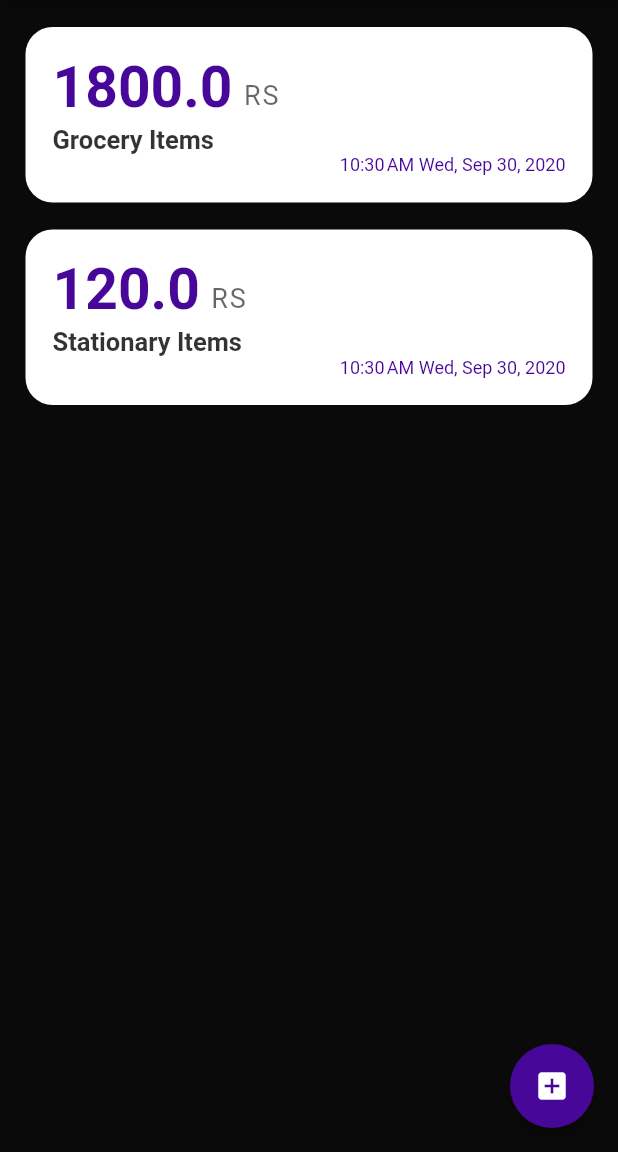
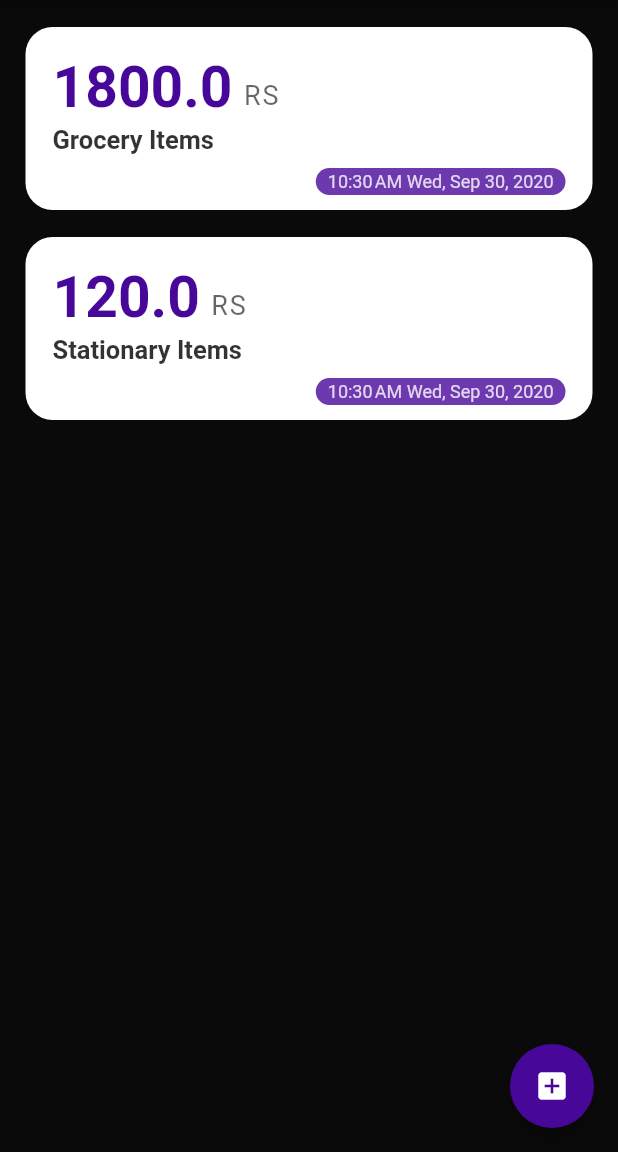
Before and after one commit to taha2218/Expense, a Flutter app: the screen it shows after launch, on a phone screen of 412 x 824 dp, the part 84-1236 px from its top. Run offline on Flutter 3.47's test engine with Material 2 defaults, Android fonts, the phone set to English and light mode, and no system bars; our stand-ins replace google_fonts; Roboto replaces fonts that are missing (Ubuntu).

Commit message:
Updated UI Design

```diff
--- a/lib/providers/expenses.dart
+++ b/lib/providers/expenses.dart
@@ -6,6 +6,7 @@ class Expenses with ChangeNotifier {
   List<Expense> _expenseList = [
     Expense(amount: 1800, itemDescription: "Grocery Items",time:DateTime.now() ),
     Expense(amount: 120, itemDescription: "Stationary Items",time:DateTime.now() ),
+
   ];
 
   List<Expense> get expenseList => _expenseList ;
--- a/lib/widgets/expense.dart
+++ b/lib/widgets/expense.dart
@@ -13,7 +13,7 @@ class ExpenseWidget extends StatelessWidget {
   Widget build(BuildContext context) {
     return Container(
       width: double.infinity,
-      padding: EdgeInsets.all(18),
+      padding: EdgeInsets.only(top: 18,left: 18,right: 18,bottom: 10),
       margin: EdgeInsets.only(left: 17,right: 17,top: 18),
       decoration: BoxDecoration(
         color: Colors.white.withOpacity(1),
@@ -92,15 +92,23 @@ class ExpenseWidget extends StatelessWidget {
     var newDt = DateFormat.yMMMEd().format(expense.time);
     var newDtHour = DateFormat.jm().format(expense.time);
     return Container(
+      margin: EdgeInsets.only(top: 9),
       width: double.infinity,
       child: Row(
         mainAxisAlignment: MainAxisAlignment.end,
         children: [
-          Text(
-            "$newDtHour $newDt",
-            style: TextStyle(
-              color: Color.fromRGBO(71, 8, 154, 1),
-              fontSize: 12,
+          Container(
+            decoration: BoxDecoration(
+              color: Color.fromRGBO(71, 8, 154, 1).withOpacity(0.8),
+              borderRadius: BorderRadius.circular(18),
+            ),
+            padding: EdgeInsets.symmetric(horizontal: 8,vertical: 2),
+            child: Text(
+              "$newDtHour $newDt",
+              style: TextStyle(
+                color: Colors.white.withOpacity(0.8),
+                fontSize: 12,
+              ),
             ),
           )
         ],
```
